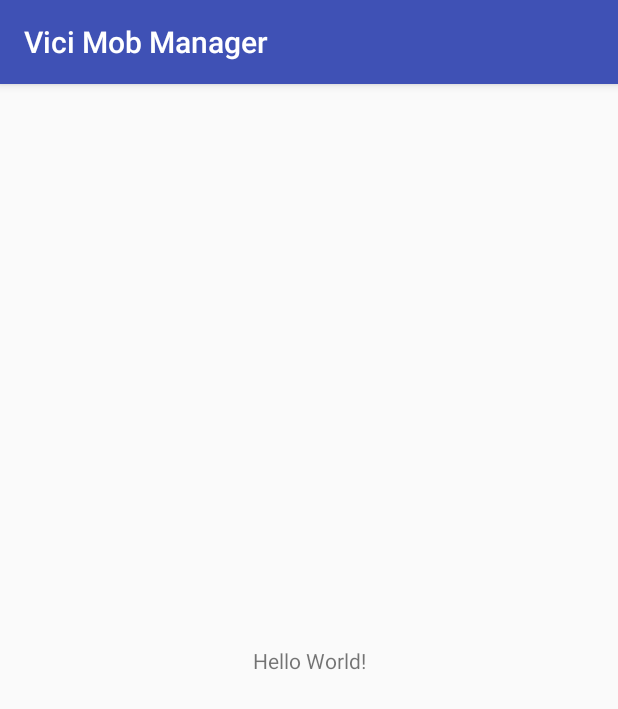
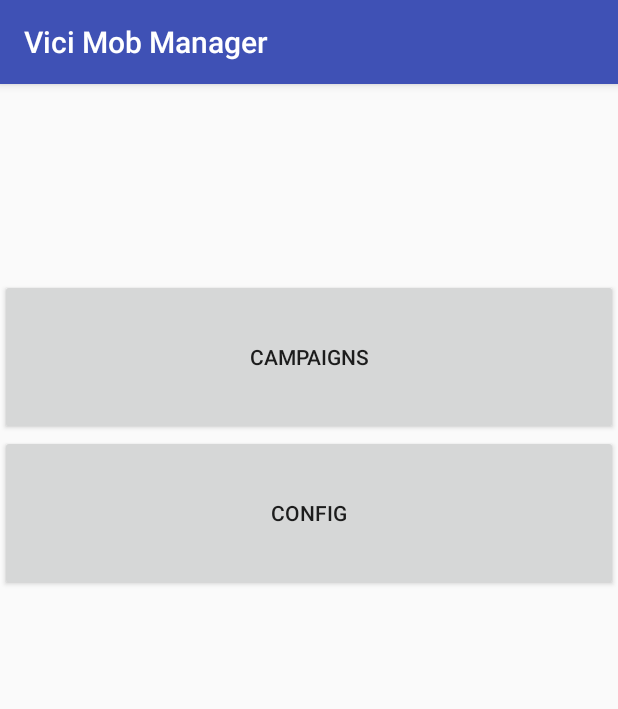
Before and after one commit to masterfermin02/ViciMobManager, an Android app: the screen it shows after launch (MainActivity), on a phone screen of 412 x 824 dp. Shown: the top 709 px of the screen. Run offline under Robolectric (Android 15) with nearby library versions, the phone set to English and light mode, and no system bars.

Commit message:
fixed issue 14

```diff
--- a/app/build.gradle
+++ b/app/build.gradle
@@ -22,6 +22,7 @@ dependencies {
     implementation fileTree(dir: 'libs', include: ['*.jar'])
     implementation 'com.android.support:appcompat-v7:27.1.1'
     implementation 'com.android.support.constraint:constraint-layout:1.1.0'
+    implementation 'com.android.support:design:27.1.1'
     testImplementation 'junit:junit:4.12'
     androidTestImplementation 'com.android.support.test:runner:1.0.2'
     androidTestImplementation 'com.android.support.test.espresso:espresso-core:3.0.2'
--- a/app/src/main/AndroidManifest.xml
+++ b/app/src/main/AndroidManifest.xml
@@ -16,6 +16,11 @@
                 <category android:name="android.intent.category.LAUNCHER" />
             </intent-filter>
         </activity>
+        <activity
+            android:name=".Campaigns"
+            android:label="@string/title_activity_campaigns"
+            android:theme="@style/AppTheme.NoActionBar" />
+        <activity android:name=".Config"></activity>
     </application>
 
 </manifest>
--- a/app/src/main/res/layout/activity_main.xml
+++ b/app/src/main/res/layout/activity_main.xml
@@ -3,16 +3,27 @@
     xmlns:app="http://schemas.android.com/apk/res-auto"
     xmlns:tools="http://schemas.android.com/tools"
     android:layout_width="match_parent"
-    android:layout_height="match_parent"
+    android:layout_height="208dp"
+    android:layout_marginTop="130dp"
     tools:context=".MainActivity">
 
-    <TextView
-        android:layout_width="wrap_content"
-        android:layout_height="wrap_content"
-        android:text="Hello World!"
-        app:layout_constraintBottom_toBottomOf="parent"
-        app:layout_constraintLeft_toLeftOf="parent"
-        app:layout_constraintRight_toRightOf="parent"
-        app:layout_constraintTop_toTopOf="parent" />
+    <LinearLayout
+        android:layout_width="match_parent"
+        android:layout_height="match_parent"
+        android:orientation="vertical">
+        <Button
+            android:id="@+id/login_user"
+            android:layout_width="fill_parent"
+            android:layout_height="wrap_content"
+            android:layout_weight="1"
+            android:text="@string/campaigns" />
+        <Button
+            android:id="@+id/register_publicador"
+            android:layout_width="fill_parent"
+            android:layout_height="wrap_content"
+            android:layout_weight="1"
+            android:text="@string/config" />
+
+    </LinearLayout>
 
 </android.support.constraint.ConstraintLayout>
--- /dev/null
+++ b/app/src/main/res/values/dimens.xml
@@ -0,0 +1,3 @@
+<resources>
+    <dimen name="fab_margin">16dp</dimen>
+</resources>
--- a/app/src/main/res/values/strings.xml
+++ b/app/src/main/res/values/strings.xml
@@ -1,3 +1,6 @@
 <resources>
     <string name="app_name">Vici Mob Manager</string>
+    <string name="campaigns">Campaigns</string>
+    <string name="config">Config</string>
+    <string name="title_activity_campaigns">Campaigns</string>
 </resources>
--- a/app/src/main/res/values/styles.xml
+++ b/app/src/main/res/values/styles.xml
@@ -8,4 +8,13 @@
         <item name="colorAccent">@color/colorAccent</item>
     </style>
 
+    <style name="AppTheme.NoActionBar">
+        <item name="windowActionBar">false</item>
+        <item name="windowNoTitle">true</item>
+    </style>
+
+    <style name="AppTheme.AppBarOverlay" parent="ThemeOverlay.AppCompat.Dark.ActionBar" />
+
+    <style name="AppTheme.PopupOverlay" parent="ThemeOverlay.AppCompat.Light" />
+
 </resources>
```
Also changed, not shown: app/src/main/java/com/viciexperts/fpapps/vicimobmanager/Campaigns.java (added, +49 -0 lines), app/src/main/java/com/viciexperts/fpapps/vicimobmanager/Config.java (added, +13 -0 lines), app/src/main/res/layout/activity_campaigns.xml (added, +18 -0 lines), app/src/main/res/layout/activity_config.xml (added, +123 -0 lines).
